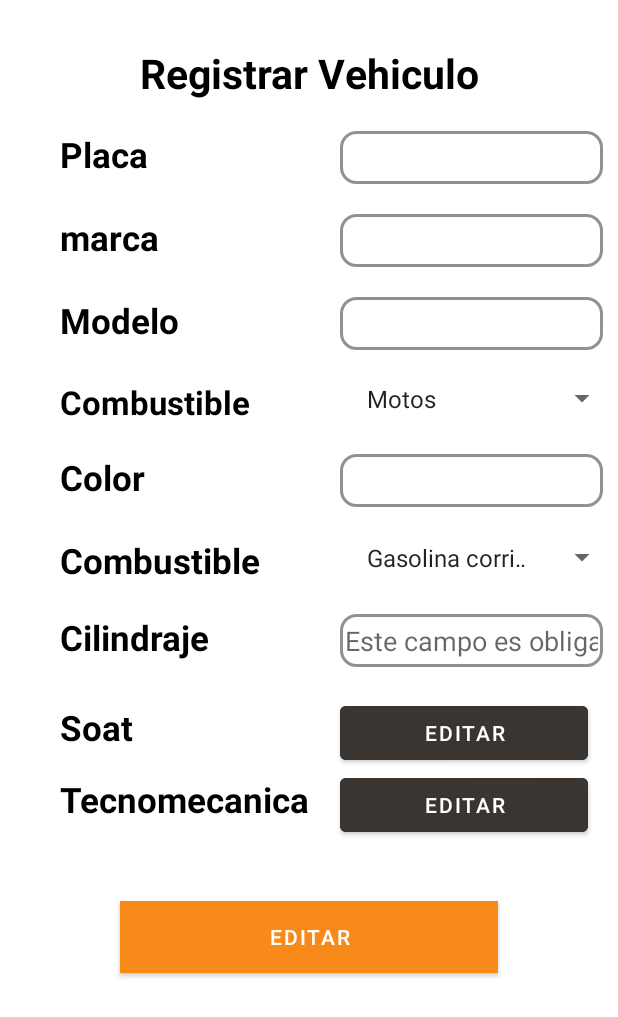
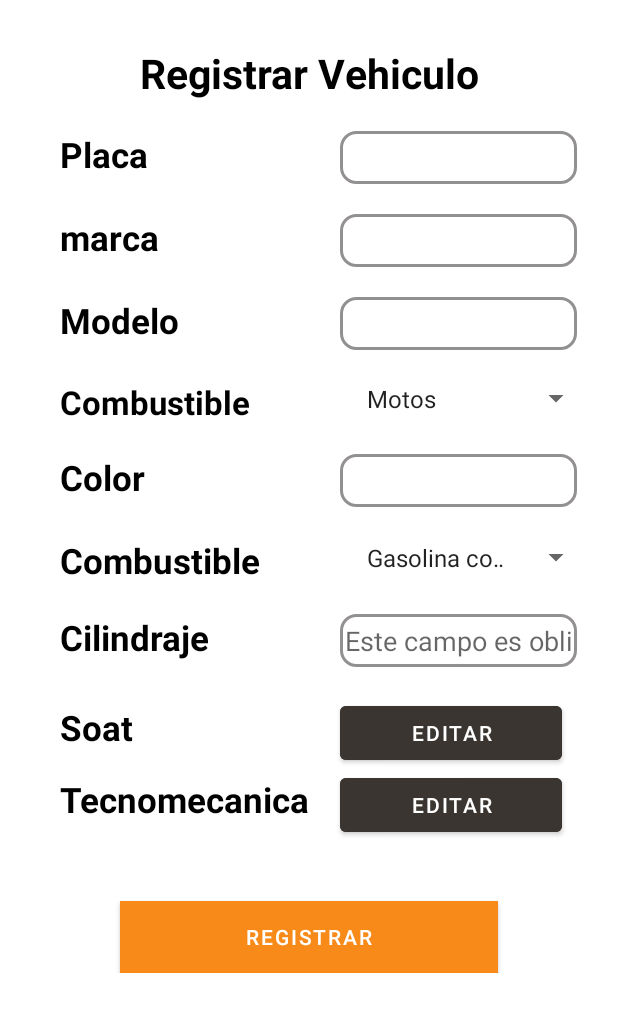
Before and after one commit to dowe12/SafeGear, an Android app: the RegistroVehiculo screen opened directly, with no data from a screen before it, on a phone screen of 412 x 824 dp. Shown: the top 1017 px of the screen. Run offline under Robolectric (Android 15) with nearby library versions, the phone set to English and light mode, and no system bars; network calls fail; Roboto replaces fonts that are not available here.

Commit message:
mas cambios en el registro de vehiculo

```diff
--- a/app/src/main/java/com/example/safegear/model/LoginResponse.kt
+++ b/app/src/main/java/com/example/safegear/model/LoginResponse.kt
@@ -1,4 +1,5 @@
 package com.example.safegear.model
+
 
 import com.google.gson.annotations.SerializedName
 
--- a/app/src/main/res/layout/activity_registro_vehiculo.xml
+++ b/app/src/main/res/layout/activity_registro_vehiculo.xml
@@ -1,10 +1,20 @@
 <?xml version="1.0" encoding="utf-8"?>
-<TableLayout xmlns:android="http://schemas.android.com/apk/res/android"
+<ScrollView xmlns:android="http://schemas.android.com/apk/res/android"
     android:layout_width="match_parent"
     xmlns:tools="http://schemas.android.com/tools"
     android:layout_height="match_parent"
     tools:context=".RegistroVehiculo"
     android:stretchColumns="1">
+
+    <LinearLayout
+        android:layout_width="match_parent"
+        android:layout_height="wrap_content">
+
+        <TableLayout
+            android:id="@+id/tableLayout1"
+            android:layout_width="match_parent"
+            android:layout_height="wrap_content" >
+
 
 
             <TextView
@@ -35,6 +45,7 @@
                     tools:text="Placa" />
 
                 <EditText
+                    android:id="@+id/edt_registrar_placa"
                     android:layout_width="158dp"
                     android:layout_height="35dp"
                     android:layout_marginLeft="20dp"
@@ -63,13 +74,14 @@
                     />
 
                 <EditText
+                    android:id="@+id/edt_registrar_marca"
                     android:layout_width="158dp"
                     android:layout_height="35dp"
                     android:layout_marginLeft="20dp"
                     android:layout_marginTop="20dp"
                     android:layout_marginRight="10dp"
+
                     android:autofillHints=""
-
                     android:background="@drawable/input_bordes"
                     android:ems="10"
                     android:inputType="text"
@@ -93,17 +105,18 @@
                     tools:text="Modelo" />
 
                 <EditText
+                    android:id="@+id/edt_registrar_modelo"
+                    android:layout_width="158dp"
+                    android:layout_height="35dp"
                     android:layout_marginLeft="20dp"
                     android:layout_marginTop="20dp"
-            android:padding="3dip"
-            android:layout_width="158dp"
                     android:layout_marginRight="10dp"
-            android:layout_height="35dp"
 
                     android:autofillHints=""
                     android:background="@drawable/input_bordes"
                     android:ems="10"
                     android:inputType="text|number"
+                    android:padding="3dip"
                     android:textColor="#8F8F8F"
                     tools:text="Modelo" />
             </TableRow>
@@ -151,13 +164,14 @@
                     tools:text="Color" />
 
                 <EditText
+                    android:id="@+id/edt_registrar_color"
                     android:layout_width="158dp"
                     android:layout_height="35dp"
                     android:layout_marginLeft="20dp"
                     android:layout_marginTop="20dp"
                     android:layout_marginRight="10dp"
+
                     android:autofillHints=""
-
                     android:background="@drawable/input_bordes"
                     android:ems="10"
                     android:inputType="text"
@@ -208,6 +222,7 @@
                     tools:text="Cilindraje" />
 
                 <EditText
+                    android:id="@+id/edt_registrar_cilindraje"
                     android:layout_width="158dp"
                     android:layout_height="35dp"
                     android:layout_marginLeft="20dp"
@@ -239,10 +254,11 @@
                     tools:text="Soat" />
 
                 <Button
-            android:layout_marginTop="20dp"
+                    android:id="@+id/btn_registrar_soat"
                     android:layout_width="wrap_content"
                     android:layout_height="wrap_content"
                     android:layout_marginLeft="20dp"
+                    android:layout_marginTop="20dp"
                     android:layout_marginRight="20dp"
                     android:backgroundTint="@color/btn_color2"
                     android:text="editar"
@@ -264,6 +280,7 @@
                     tools:text="Tecnomecanica" />
 
                 <Button
+                    android:id="@+id/btn_registrar_tecnomecanica"
                     android:layout_width="wrap_content"
                     android:layout_height="wrap_content"
                     android:layout_marginLeft="20dp"
@@ -276,16 +293,20 @@
             </TableRow>
 
             <Button
+                android:id="@+id/btn_registrar_vehiculo"
                 android:layout_width="wrap_content"
                 android:layout_height="wrap_content"
+                android:layout_marginLeft="80dp"
                 android:layout_marginTop="40dp"
+                android:layout_marginRight="80dp"
                 android:background="@color/btn_color"
-        android:layout_marginLeft="80dp"
-        android:layout_marginRight="80dp"
                 android:backgroundTint="@color/btn_color2"
-        android:text="editar"
+                android:text="Registrar"
                 tools:layout_editor_absoluteX="283dp"
                 tools:layout_editor_absoluteY="513dp" />
 
 
         </TableLayout>
+    </LinearLayout>
+
+</ScrollView>
```
Lines whose indentation alone changed are shown as unchanged.
